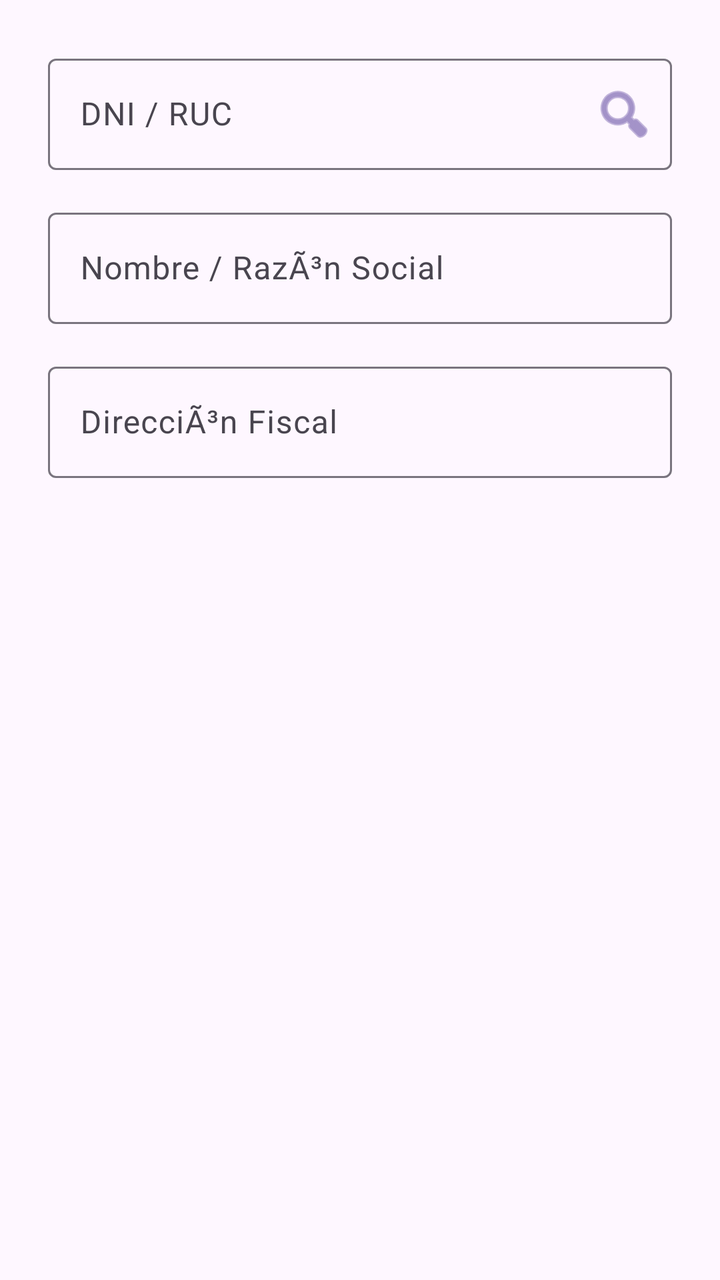
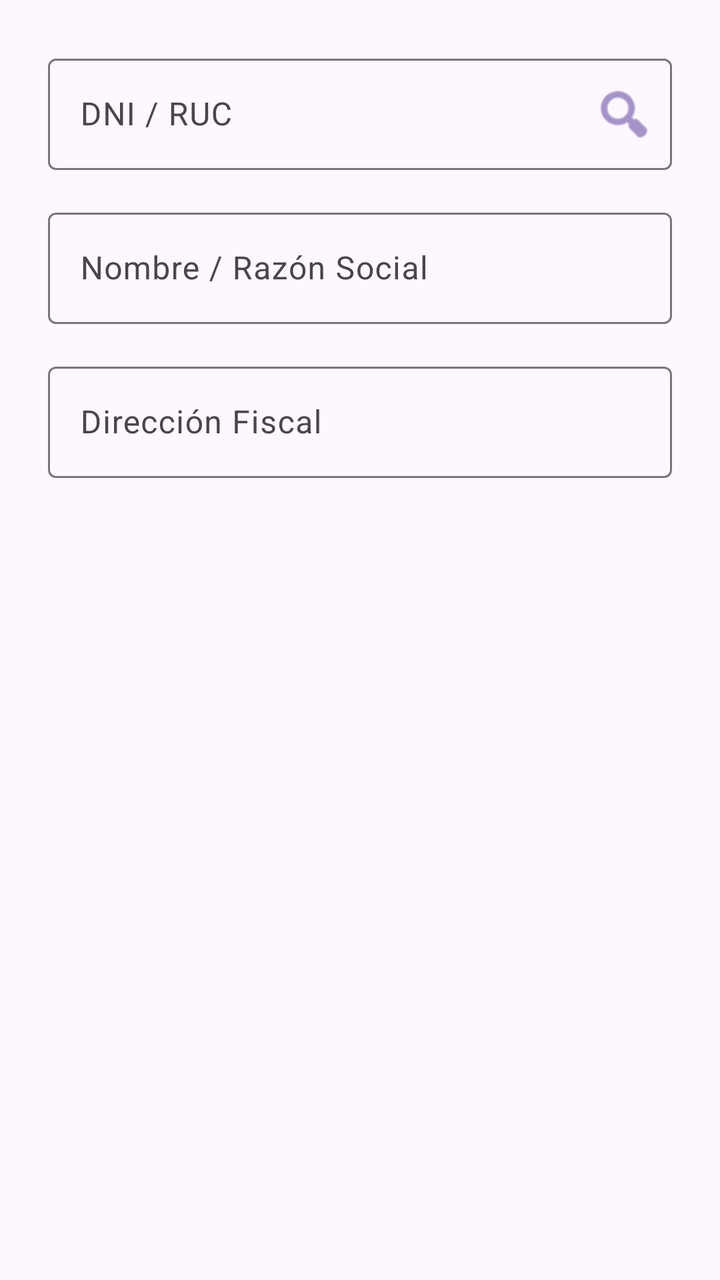

The first picture is an Android layout as it rendered before a commit; the second is the same layout after the commit. The layout source and the unified diff follow.
<!-- AndroidManifest.xml: application theme Theme.Naxor -->
<!-- res/layout/dialog_customer_data.xml -->
<?xml version="1.0" encoding="utf-8"?>
<LinearLayout xmlns:android="http://schemas.android.com/apk/res/android"
    xmlns:app="http://schemas.android.com/apk/res-auto"
    android:layout_width="match_parent"
    android:layout_height="wrap_content"
    android:orientation="vertical"
    android:padding="24dp">

    
    <RelativeLayout
        android:layout_width="match_parent"
        android:layout_height="wrap_content"
        android:layout_marginBottom="16dp">

        <com.google.android.material.textfield.TextInputLayout
            android:id="@+id/layoutCustomerDoc"
            style="?attr/textInputOutlinedStyle"
            android:layout_width="match_parent"
            android:layout_height="wrap_content"
            app:endIconMode="custom"
            app:endIconDrawable="@android:drawable/ic_menu_search"
            app:endIconTint="?attr/colorPrimary">
            <com.google.android.material.textfield.TextInputEditText
                android:id="@+id/etCustomerDoc"
                android:layout_width="match_parent"
                android:layout_height="wrap_content"
                android:hint="DNI / RUC"
                android:inputType="number"
                android:maxLength="11" />
        </com.google.android.material.textfield.TextInputLayout>

        <ProgressBar
            android:id="@+id/progressDocSearch"
            android:layout_width="24dp"
            android:layout_height="24dp"
            android:layout_alignParentEnd="true"
            android:layout_centerVertical="true"
            android:layout_marginEnd="12dp"
            android:visibility="gone"
            android:indeterminateTint="@color/vibrant_purple" />
    </RelativeLayout>

    
    <com.google.android.material.textfield.TextInputLayout
        android:id="@+id/layoutCustomerName"
        style="?attr/textInputOutlinedStyle"
        android:layout_width="match_parent"
        android:layout_height="wrap_content"
        android:layout_marginBottom="16dp">
        <com.google.android.material.textfield.TextInputEditText
            android:id="@+id/etCustomerName"
            android:layout_width="match_parent"
            android:layout_height="wrap_content"
            android:hint="Nombre / RazÃ³n Social"
            android:inputType="textCapWords" />
    </com.google.android.material.textfield.TextInputLayout>

    
    <com.google.android.material.textfield.TextInputLayout
        android:id="@+id/layoutCustomerAddress"
        style="?attr/textInputOutlinedStyle"
        android:layout_width="match_parent"
        android:layout_height="wrap_content">
        <com.google.android.material.textfield.TextInputEditText
            android:id="@+id/etCustomerAddress"
            android:layout_width="match_parent"
            android:layout_height="wrap_content"
            android:hint="DirecciÃ³n Fiscal"
            android:inputType="textCapSentences" />
    </com.google.android.material.textfield.TextInputLayout>

</LinearLayout>
<!-- resources referenced by this layout -->
<resources>
  <color name="vibrant_purple">#9333EA</color>
  <style name="Theme.Naxor" parent="Base.Theme.Naxor" />
  <style name="Base.Theme.Naxor" parent="Theme.Material3.DayNight.NoActionBar">
          
          
      </style>
</resources>

<!-- the commit's change to res/layout/dialog_customer_data.xml (unified diff, before → after) -->
@@ -51,7 +51,7 @@
             android:id="@+id/etCustomerName"
             android:layout_width="match_parent"
             android:layout_height="wrap_content"
-            android:hint="Nombre / RazÃ³n Social"
+            android:hint="Nombre / Razón Social"
             android:inputType="textCapWords" />
     </com.google.android.material.textfield.TextInputLayout>
 
@@ -65,7 +65,7 @@
             android:id="@+id/etCustomerAddress"
             android:layout_width="match_parent"
             android:layout_height="wrap_content"
-            android:hint="DirecciÃ³n Fiscal"
+            android:hint="Dirección Fiscal"
             android:inputType="textCapSentences" />
     </com.google.android.material.textfield.TextInputLayout>
 
